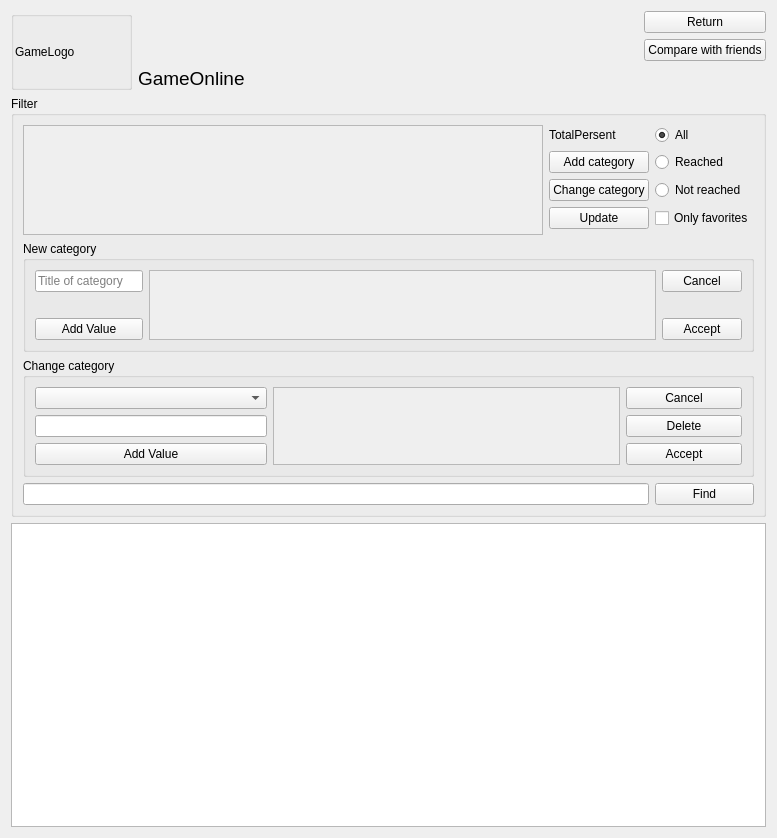
Qt form AraSteamManager/formachievements.ui (Arankir/AraSteamManager) before a commit.
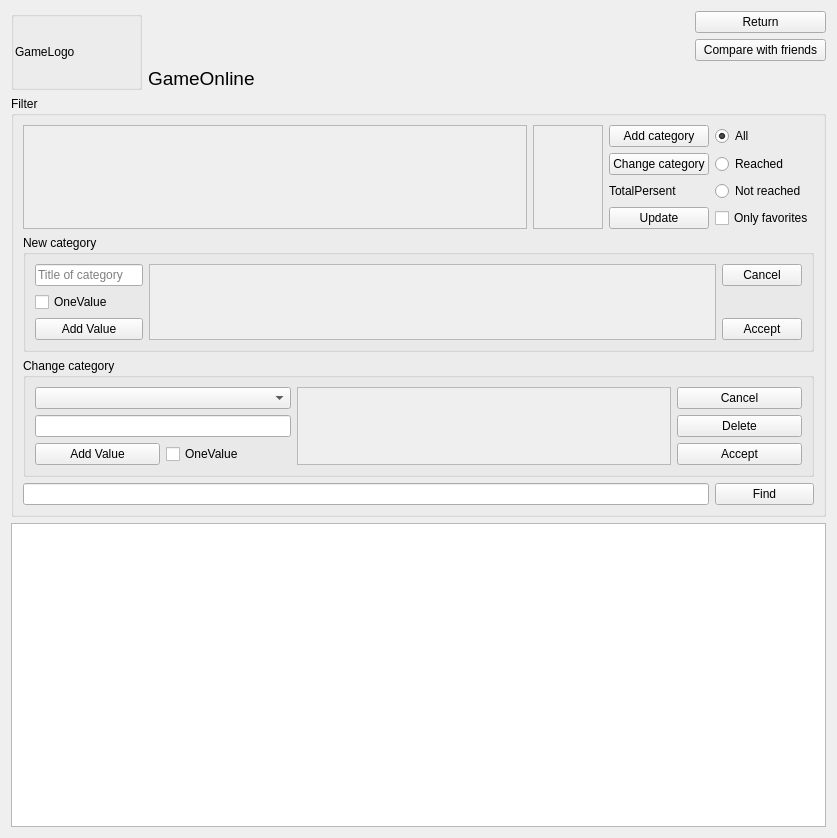
The same form after that commit.

```diff
--- a/AraSteamManager/formachievements.ui
+++ b/AraSteamManager/formachievements.ui
@@ -6,7 +6,7 @@
    <rect>
     <x>0</x>
     <y>0</y>
-    <width>777</width>
+    <width>837</width>
     <height>838</height>
    </rect>
   </property>
@@ -86,133 +86,7 @@
       <string>Filter</string>
      </property>
      <layout class="QGridLayout" name="gridLayout">
-      <item row="1" column="1">
-       <widget class="QLabel" name="FormAchievementsLabelTotalPersent">
-        <property name="text">
-         <string>TotalPersent</string>
-        </property>
-       </widget>
-      </item>
-      <item row="6" column="0" colspan="3">
-       <widget class="QGroupBox" name="FormAchievementsGroupBoxAddCategory">
-        <property name="title">
-         <string>New category</string>
-        </property>
-        <layout class="QGridLayout" name="gridLayout_2">
-         <item row="0" column="0" colspan="2">
-          <widget class="QLineEdit" name="FormAchievementsLineEditTitleNewCategory">
-           <property name="placeholderText">
-            <string>Title of category</string>
-           </property>
-          </widget>
-         </item>
-         <item row="0" column="2" rowspan="3">
-          <widget class="QScrollArea" name="FormAchievementsScrollAreaValues">
-           <property name="widgetResizable">
-            <bool>true</bool>
-           </property>
-           <widget class="QWidget" name="scrollAreaWidgetContents_2">
-            <property name="geometry">
-             <rect>
-              <x>0</x>
-              <y>0</y>
-              <width>509</width>
-              <height>68</height>
-             </rect>
-            </property>
-           </widget>
-          </widget>
-         </item>
-         <item row="0" column="3">
-          <widget class="QPushButton" name="FormAchievementsButtonCancelNewCategory">
-           <property name="text">
-            <string>Cancel</string>
-           </property>
-          </widget>
-         </item>
-         <item row="2" column="3">
-          <widget class="QPushButton" name="FormAchievementsButtonAcceptNewCategory">
-           <property name="text">
-            <string>Accept</string>
-           </property>
-          </widget>
-         </item>
-         <item row="2" column="0" colspan="2">
-          <widget class="QPushButton" name="FormAchievementsButtonAddValueNewCategory">
-           <property name="text">
-            <string>Add Value</string>
-           </property>
-          </widget>
-         </item>
-        </layout>
-       </widget>
-      </item>
-      <item row="2" column="1">
-       <widget class="QPushButton" name="FormAchievementsButtonAddCategory">
-        <property name="text">
-         <string>Add category</string>
-        </property>
-       </widget>
-      </item>
-      <item row="2" column="2">
-       <widget class="QRadioButton" name="FormAchievementsRadioButtonReached">
-        <property name="text">
-         <string>Reached</string>
-        </property>
-       </widget>
-      </item>
-      <item row="1" column="2">
-       <widget class="QRadioButton" name="FormAchievementsRadioButtonAll">
-        <property name="text">
-         <string>All</string>
-        </property>
-        <property name="checked">
-         <bool>true</bool>
-        </property>
-       </widget>
-      </item>
-      <item row="4" column="2">
-       <widget class="QCheckBox" name="FormAchievementsCheckBoxFavorites">
-        <property name="text">
-         <string>Only favorites</string>
-        </property>
-       </widget>
-      </item>
-      <item row="8" column="0" colspan="2">
-       <widget class="QLineEdit" name="FormAchievementsLineEditNameAchievements"/>
-      </item>
-      <item row="3" column="1">
-       <widget class="QPushButton" name="FormAchievementsButtonChangeCategory">
-        <property name="text">
-         <string>Change category</string>
-        </property>
-       </widget>
-      </item>
-      <item row="3" column="2">
-       <widget class="QRadioButton" name="FormAchievementsRadioButtonNotReached">
-        <property name="text">
-         <string>Not reached</string>
-        </property>
-       </widget>
-      </item>
-      <item row="1" column="0" rowspan="5">
-       <widget class="QScrollArea" name="FormAchievementsScrollAreaCategories">
-        <property name="widgetResizable">
-         <bool>true</bool>
-        </property>
-        <widget class="QWidget" name="scrollAreaWidgetContents">
-         <property name="geometry">
-          <rect>
-           <x>0</x>
-           <y>0</y>
-           <width>537</width>
-           <height>98</height>
-          </rect>
-         </property>
-        </widget>
-       </widget>
-      </item>
-      <item row="8" column="2">
+      <item row="7" column="4">
        <widget class="QPushButton" name="FormAchievementsButtonFindAchievement">
         <property name="enabled">
          <bool>true</bool>
@@ -222,14 +96,14 @@
         </property>
        </widget>
       </item>
-      <item row="4" column="1">
+      <item row="3" column="3">
        <widget class="QPushButton" name="FormAchievementsButtonUpdate">
         <property name="text">
          <string>Update</string>
         </property>
        </widget>
       </item>
-      <item row="7" column="0" colspan="3">
+      <item row="6" column="0" colspan="5">
        <widget class="QGroupBox" name="FormAchievementsGroupBoxChangeCategory">
         <property name="title">
          <string>Change category</string>
@@ -252,13 +126,6 @@
            </property>
           </widget>
          </item>
-         <item row="2" column="0" colspan="2">
-          <widget class="QPushButton" name="FormAchievementsButtonAddValueChangeCategory">
-           <property name="text">
-            <string>Add Value</string>
-           </property>
-          </widget>
-         </item>
          <item row="2" column="5">
           <widget class="QPushButton" name="FormAchievementsButtonAcceptChangeCategory">
            <property name="text">
@@ -283,16 +150,180 @@
              <rect>
               <x>0</x>
               <y>0</y>
-              <width>348</width>
+              <width>375</width>
               <height>75</height>
              </rect>
             </property>
            </widget>
           </widget>
          </item>
+         <item row="2" column="0">
+          <widget class="QPushButton" name="FormAchievementsButtonAddValueChangeCategory">
+           <property name="text">
+            <string>Add Value</string>
+           </property>
+          </widget>
+         </item>
+         <item row="2" column="1">
+          <widget class="QCheckBox" name="FormAchievementsCheckBoxChangeCategoryOneValue">
+           <property name="text">
+            <string>OneValue</string>
+           </property>
+          </widget>
+         </item>
         </layout>
        </widget>
       </item>
+      <item row="0" column="1" rowspan="4" colspan="2">
+       <widget class="QScrollArea" name="FormAchievementsScrollAreaCheckCategories">
+        <property name="widgetResizable">
+         <bool>true</bool>
+        </property>
+        <widget class="QWidget" name="scrollAreaWidgetContents_4">
+         <property name="geometry">
+          <rect>
+           <x>0</x>
+           <y>0</y>
+           <width>68</width>
+           <height>98</height>
+          </rect>
+         </property>
+        </widget>
+       </widget>
+      </item>
+      <item row="2" column="4">
+       <widget class="QRadioButton" name="FormAchievementsRadioButtonNotReached">
+        <property name="text">
+         <string>Not reached</string>
+        </property>
+       </widget>
+      </item>
+      <item row="5" column="0" colspan="5">
+       <widget class="QGroupBox" name="FormAchievementsGroupBoxAddCategory">
+        <property name="title">
+         <string>New category</string>
+        </property>
+        <layout class="QGridLayout" name="gridLayout_2">
+         <item row="0" column="0" colspan="2">
+          <widget class="QLineEdit" name="FormAchievementsLineEditTitleNewCategory">
+           <property name="placeholderText">
+            <string>Title of category</string>
+           </property>
+          </widget>
+         </item>
+         <item row="0" column="2" rowspan="3">
+          <widget class="QScrollArea" name="FormAchievementsScrollAreaValues">
+           <property name="widgetResizable">
+            <bool>true</bool>
+           </property>
+           <widget class="QWidget" name="scrollAreaWidgetContents_2">
+            <property name="geometry">
+             <rect>
+              <x>0</x>
+              <y>0</y>
+              <width>569</width>
+              <height>72</height>
+             </rect>
+            </property>
+           </widget>
+          </widget>
+         </item>
+         <item row="0" column="3">
+          <widget class="QPushButton" name="FormAchievementsButtonCancelNewCategory">
+           <property name="text">
+            <string>Cancel</string>
+           </property>
+          </widget>
+         </item>
+         <item row="2" column="3">
+          <widget class="QPushButton" name="FormAchievementsButtonAcceptNewCategory">
+           <property name="text">
+            <string>Accept</string>
+           </property>
+          </widget>
+         </item>
+         <item row="2" column="0" colspan="2">
+          <widget class="QPushButton" name="FormAchievementsButtonAddValueNewCategory">
+           <property name="text">
+            <string>Add Value</string>
+           </property>
+          </widget>
+         </item>
+         <item row="1" column="0" colspan="2">
+          <widget class="QCheckBox" name="FormAchievementsCheckBoxNewCategoryOneValue">
+           <property name="text">
+            <string>OneValue</string>
+           </property>
+          </widget>
+         </item>
+        </layout>
+       </widget>
+      </item>
+      <item row="7" column="0" colspan="4">
+       <widget class="QLineEdit" name="FormAchievementsLineEditNameAchievements"/>
+      </item>
+      <item row="0" column="4">
+       <widget class="QRadioButton" name="FormAchievementsRadioButtonAll">
+        <property name="text">
+         <string>All</string>
+        </property>
+        <property name="checked">
+         <bool>true</bool>
+        </property>
+       </widget>
+      </item>
+      <item row="1" column="4">
+       <widget class="QRadioButton" name="FormAchievementsRadioButtonReached">
+        <property name="text">
+         <string>Reached</string>
+        </property>
+       </widget>
+      </item>
+      <item row="0" column="0" rowspan="4">
+       <widget class="QScrollArea" name="FormAchievementsScrollAreaCategories">
+        <property name="widgetResizable">
+         <bool>true</bool>
+        </property>
+        <widget class="QWidget" name="scrollAreaWidgetContents">
+         <property name="geometry">
+          <rect>
+           <x>0</x>
+           <y>0</y>
+           <width>521</width>
+           <height>98</height>
+          </rect>
+         </property>
+        </widget>
+       </widget>
+      </item>
+      <item row="3" column="4">
+       <widget class="QCheckBox" name="FormAchievementsCheckBoxFavorites">
+        <property name="text">
+         <string>Only favorites</string>
+        </property>
+       </widget>
+      </item>
+      <item row="0" column="3">
+       <widget class="QPushButton" name="FormAchievementsButtonAddCategory">
+        <property name="text">
+         <string>Add category</string>
+        </property>
+       </widget>
+      </item>
+      <item row="1" column="3">
+       <widget class="QPushButton" name="FormAchievementsButtonChangeCategory">
+        <property name="text">
+         <string>Change category</string>
+        </property>
+       </widget>
+      </item>
+      <item row="2" column="3">
+       <widget class="QLabel" name="FormAchievementsLabelTotalPersent">
+        <property name="text">
+         <string>TotalPersent</string>
+        </property>
+       </widget>
+      </item>
      </layout>
     </widget>
    </item>
```
